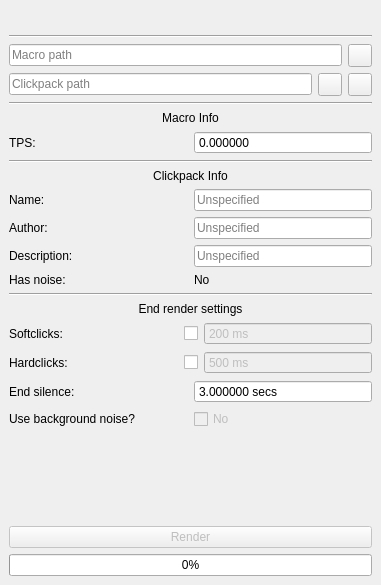
Before: the Qt Designer form main.ui in thisisignitedoreo/orbitalcb, drawn with Qt 5.
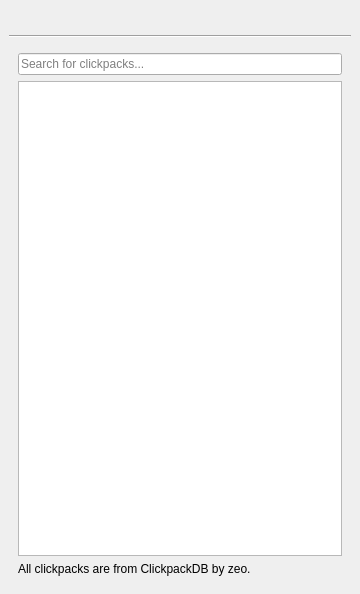
After: the same form once the commit is applied. The open tabs and pages were chosen to show the change. Icons and pictures are not drawn.

Commit message: clickpackdb gui integration

Diff of the .ui file:
```diff
--- a/main.ui
+++ b/main.ui
@@ -6,8 +6,8 @@
    <rect>
     <x>0</x>
     <y>0</y>
-    <width>381</width>
-    <height>585</height>
+    <width>360</width>
+    <height>594</height>
    </rect>
   </property>
   <property name="windowTitle">
@@ -64,6 +64,13 @@
      </widget>
     </item>
     <item>
+     <widget class="QStackedWidget" name="main_stwidget">
+      <property name="currentIndex">
+       <number>0</number>
+      </property>
+      <widget class="QWidget" name="main_page">
+       <layout class="QVBoxLayout" name="verticalLayout_2">
+        <item>
      <layout class="QHBoxLayout" name="macro_layout">
       <item>
        <widget class="QLineEdit" name="macro_path">
@@ -158,7 +165,7 @@
      </layout>
     </item>
     <item>
-     <widget class="Line" name="hline_02">
+         <widget class="Line" name="hline_03">
       <property name="orientation">
        <enum>Qt::Orientation::Horizontal</enum>
       </property>
@@ -290,7 +297,7 @@
      </layout>
     </item>
     <item>
-     <widget class="Line" name="hline_03">
+         <widget class="Line" name="hline_02">
       <property name="orientation">
        <enum>Qt::Orientation::Horizontal</enum>
       </property>
@@ -458,7 +465,7 @@
       <property name="sizeHint" stdset="0">
        <size>
         <width>20</width>
-        <height>40</height>
+            <height>30</height>
        </size>
       </property>
      </spacer>
@@ -481,6 +488,31 @@
       <property name="value">
        <number>0</number>
       </property>
+         </widget>
+        </item>
+       </layout>
+      </widget>
+      <widget class="QWidget" name="clickpackdb_page">
+       <layout class="QVBoxLayout" name="verticalLayout_3">
+        <item>
+         <widget class="QLineEdit" name="search_lineedit">
+          <property name="placeholderText">
+           <string>Search for clickpacks...</string>
+          </property>
+         </widget>
+        </item>
+        <item>
+         <widget class="QListWidget" name="clickpackdb_list"/>
+        </item>
+        <item>
+         <widget class="QLabel" name="credits_label">
+          <property name="text">
+           <string>All clickpacks are from ClickpackDB by zeo.</string>
+          </property>
+         </widget>
+        </item>
+       </layout>
+      </widget>
      </widget>
     </item>
    </layout>
```
Left out of the diff: 7 changed lines with no effect on the pictures. Lines whose indentation alone changed are shown as unchanged. The commit also changes 4 other files.
